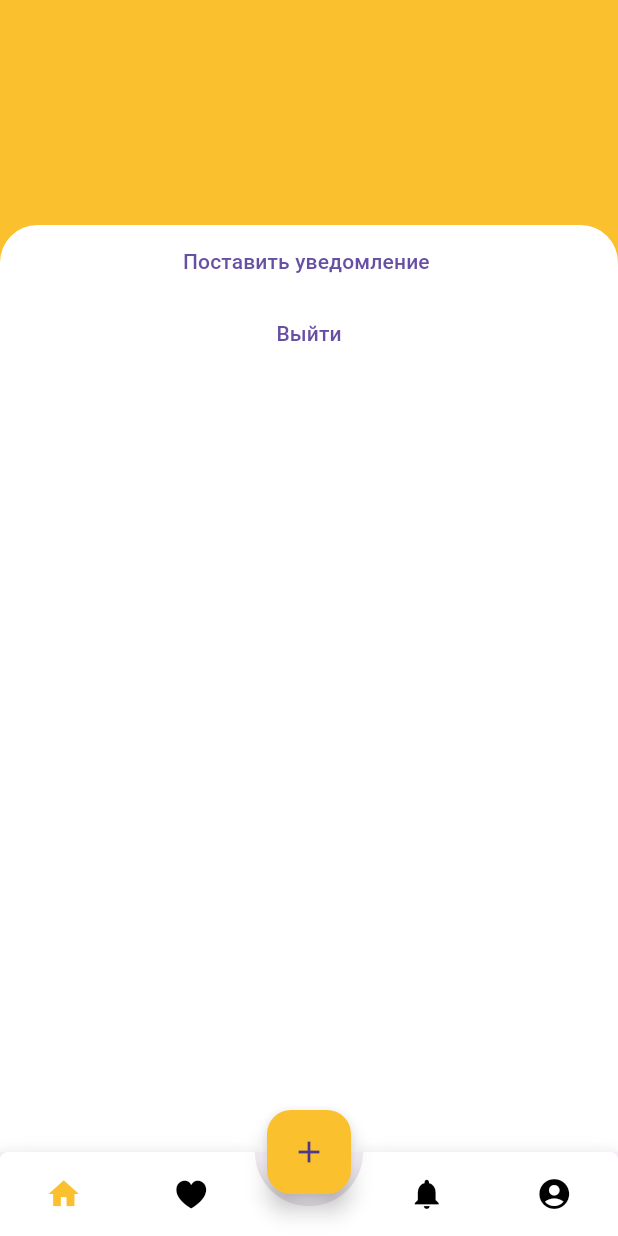
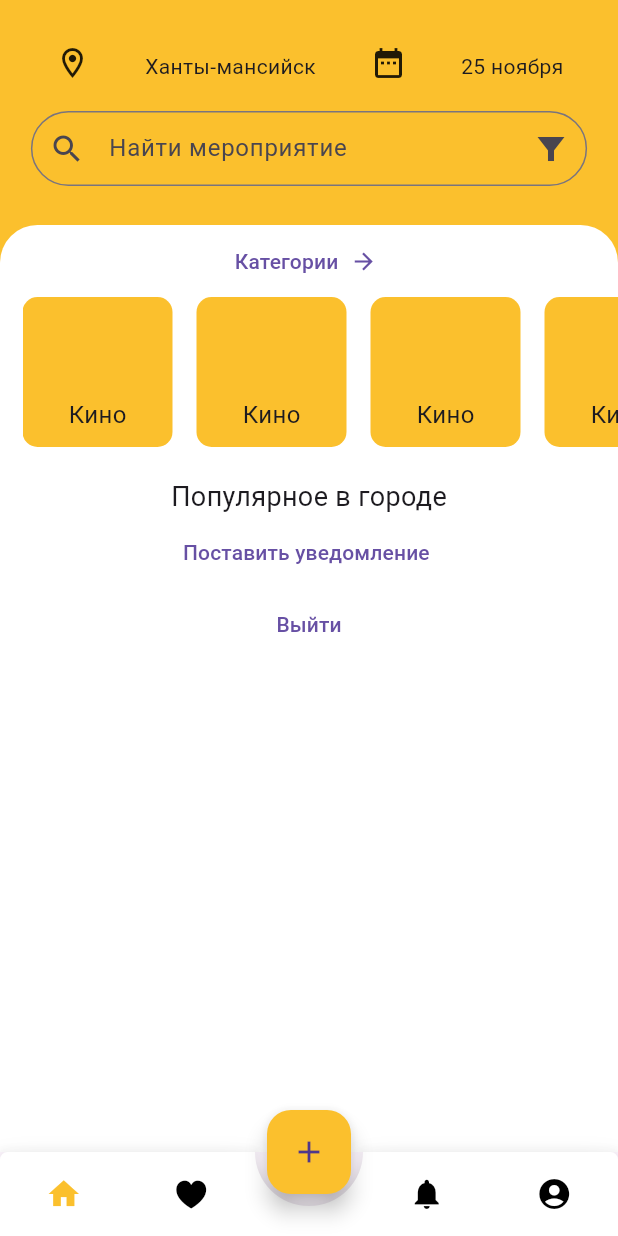
Before and after one commit to Asliddin009/hantaton, a Flutter app: the MainScreen screen opened directly, on a phone screen of 412 x 824 dp. Run offline on Flutter 3.47's test engine with Material 2 defaults, Android fonts, the light colour scheme and no system bars; drawn by our look-alikes of animated_bottom_navigation_bar; our stand-ins replace awesome_notifications, dio, flutter_bloc, flutter_map, flutter_svg, freezed_annotation and 8 more; network calls fail.

Commit message:
like_category

```diff
--- a/lib/app/ui/root_screen.dart
+++ b/lib/app/ui/root_screen.dart
@@ -12,7 +12,7 @@ class RootScreen extends StatelessWidget {
   @override
   Widget build(BuildContext context) {
     return AuthBuilder(
-      isNotAuthorized: (context) => LoginScreen(),
+      isNotAuthorized: (context) => WelcomeScreen(),
       isWaiting: (context) => const AppLoader(),
       isAuthorized: (context, value, child) =>  MainScreen(),
     );
--- /dev/null
+++ b/lib/feature/auth/ui/components/like_category.dart
@@ -0,0 +1,45 @@
+import 'package:flutter/animation.dart';
+import 'package:flutter/material.dart';
+
+class LikeCategory extends StatefulWidget {
+  const LikeCategory({super.key});
+
+  @override
+  State<LikeCategory> createState() => _LikeCategoryState();
+}
+
+class _LikeCategoryState extends State<LikeCategory> with SingleTickerProviderStateMixin {
+  late AnimationController _controller;
+
+  @override
+  void initState() {
+    super.initState();
+    _controller = AnimationController(vsync: this);
+  }
+
+  @override
+  void dispose() {
+    _controller.dispose();
+    super.dispose();
+  }
+
+  @override
+  Widget build(BuildContext context) {
+    return Scaffold(
+      body: Column(
+        children: [
+          Row(
+            children: [
+              IconButton(
+                  onPressed: () {
+
+                  },
+                  icon: Icon(Icons.arrow_back)
+              )
+            ],
+          )
+        ],
+      ),
+    );
+  }
+}
--- a/lib/feature/home/ui/home_screen.dart
+++ b/lib/feature/home/ui/home_screen.dart
@@ -24,16 +24,45 @@ class _HomeScreenState extends State<HomeScreen> {
     return Stack(
       children: [
         Container(
-          height: double.infinity,
-          width: double.infinity,
           color: Colors.yellow.shade700,
-          child: Column(
-            mainAxisAlignment: MainAxisAlignment.center,
-            children: [
-              Center(
-                child: Text('dsa'),
-              )
-            ],
+          child: Padding(
+            padding: const EdgeInsets.only(top: 30.0),
+            child: Column(
+              children: [
+                Row(
+                  crossAxisAlignment: CrossAxisAlignment.end,
+                  mainAxisAlignment: MainAxisAlignment.spaceEvenly,
+                  children: [
+                    Icon(Icons.location_on_outlined),
+                    Text("Ханты-мансийск"),
+                    Icon(Icons.date_range),
+                    Text("25 ноября"),
+                  ],
+                ),
+                SizedBox(height: 20,),
+                Container(
+                  height: 50,
+                  width: MediaQuery.of(context).size.width * 0.9,
+                  child: TextFormField(
+                    decoration: InputDecoration(
+                      border: OutlineInputBorder(
+                        borderRadius: BorderRadius.circular(50.0),
+                        borderSide: BorderSide(
+                          color: Colors.transparent,
+                          width: 0,
+                        ),
+                      ),
+                      label: Text("Найти мероприятие"),
+                      prefixIcon: Icon(Icons.search),
+                      suffixIcon: IconButton(
+                          onPressed: () {},
+                          icon: Icon(Icons.filter_alt_sharp)
+                      )
+                    ),
+                  ),
+                )
+              ],
+            ),
           ),
         ),
         Container(
@@ -48,6 +77,55 @@ class _HomeScreenState extends State<HomeScreen> {
             child: Center(
               child: Column(
                 children: [
+                  Container(
+                    width: double.infinity,
+                    child: TextButton.icon(
+                      onPressed: () {},
+                      label: Icon(Icons.arrow_forward),
+                      icon: Text("Категории"),
+                    ),
+                  ),
+                  Container(
+                    height: 100,
+                    margin: EdgeInsets.only(left: 15),
+                    child: ListView.separated(
+                      scrollDirection: Axis.horizontal,
+                        itemCount: 10,
+                        separatorBuilder: (BuildContext context, int index) => const SizedBox(width: 16,),
+                        itemBuilder: (BuildContext context, int index) {
+                          return Container(
+                            padding: EdgeInsets.only(bottom: 10),
+                            decoration: BoxDecoration(
+                                borderRadius: BorderRadius.all(Radius.circular(10)),
+                              color: Colors.yellow.shade700,
+                            ),
+                              width: 100,
+                              height: 100,
+                              child: Column(
+                                crossAxisAlignment: CrossAxisAlignment.center,
+                                mainAxisAlignment: MainAxisAlignment.end,
+                                children: [
+                                  Text(
+                                      "Кино",
+                                    style: TextStyle(
+                                      fontSize: 16,
+                                    ),
+                                  ),
+                                ],
+                              ),
+                          );
+                        },
+                    ),
+                  ),
+                  SizedBox(height: 20,),
+                  Text(
+                      "Популярное в городе",
+                    style: TextStyle(
+                      fontSize: 18,
+                    ),
+                    textAlign: TextAlign.start
+                    ,
+                  ),
                   TextButton(
                     onPressed: () async{
                       NotificationController.scheduleNewNotification(null);
```
Also changed, not shown: 3 other files.
